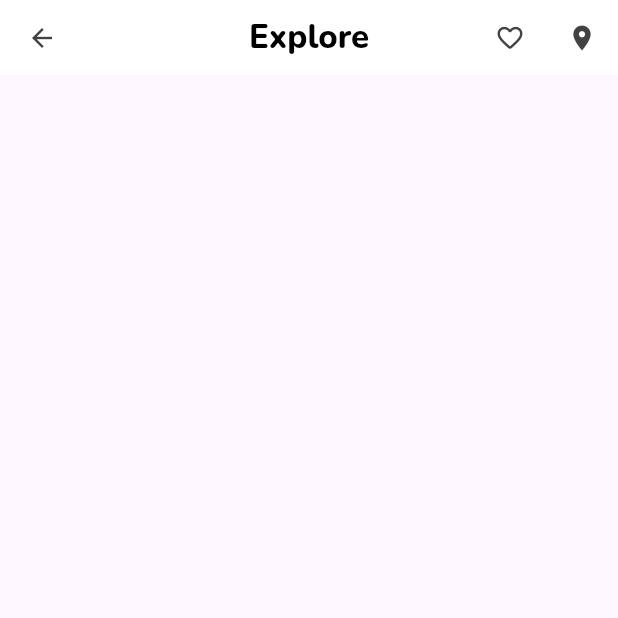
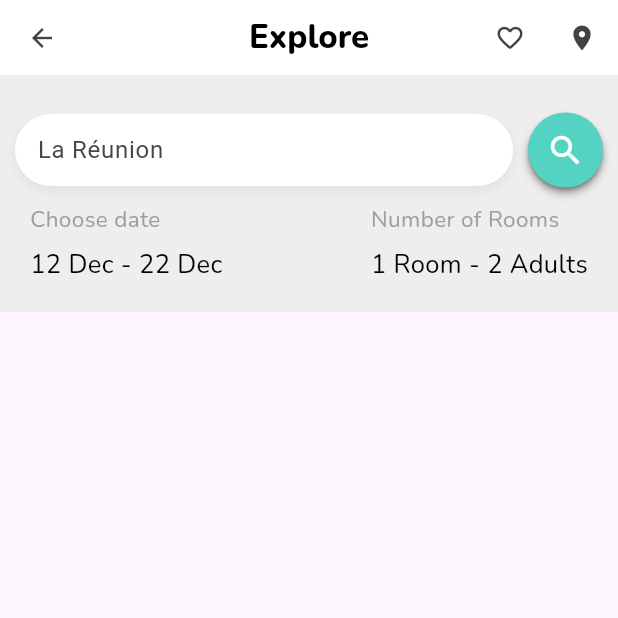
Before and after one commit to Vincent-Baret-974/Hotel-booking, a Flutter app: the screen it shows after launch, on a phone screen of 412 x 824 dp, the top half of it. Run offline on Flutter 3.47's test engine with Material 3 defaults, Android fonts, the phone set to English and light mode, and no system bars; our stand-ins replace google_fonts.

Commit message:
feat: add search section

```diff
--- a/lib/main.dart
+++ b/lib/main.dart
@@ -1,8 +1,6 @@
 import 'package:flutter/material.dart';
 
 import 'package:hotel_booking/pages/HomePage.dart';
-
-const dGreen = Color(0xFF54D3C2);
 
 void main() {
   runApp(const MyApp());
--- a/lib/pages/HomePage.dart
+++ b/lib/pages/HomePage.dart
@@ -1,15 +1,24 @@
 import 'package:flutter/material.dart';
 
+import '../widgets/HotelSection.dart';
 import '../widgets/MyAppBar.dart';
+import '../widgets/SearchSection.dart';
 
 class HomePage extends StatelessWidget {
   const HomePage({super.key});
 
   @override
   Widget build(BuildContext context) {
-    return Scaffold(
-      appBar: const MyAppBar(),
-      body: Container(),
+    return const Scaffold(
+      appBar: MyAppBar(),
+      body: SingleChildScrollView(
+        child: Column(
+          children: [
+            SearchSection(),
+            HotelSection()
+          ],
+        ),
+      ),
     );
   }
 }
--- /dev/null
+++ b/lib/widgets/HotelSection.dart
@@ -0,0 +1,12 @@
+import 'package:flutter/material.dart';
+
+class HotelSection extends StatelessWidget {
+  const HotelSection({super.key});
+
+  @override
+  Widget build(BuildContext context) {
+    return Container(
+        height: 800
+    );
+  }
+}
--- /dev/null
+++ b/lib/widgets/SearchSection.dart
@@ -0,0 +1,116 @@
+import 'package:flutter/material.dart';
+import 'package:google_fonts/google_fonts.dart';
+
+const dGreen = Color(0xFF54D3C2);
+
+class SearchSection extends StatelessWidget {
+  const SearchSection({super.key});
+
+  @override
+  Widget build(BuildContext context) {
+    return Container(
+      color: Colors.grey.shade200,
+      padding: const EdgeInsets.fromLTRB(10, 25, 10, 10),
+      child: Column(
+        children: [
+          Row(
+            children: [
+              Expanded(
+                  child: Container(
+                    padding: const EdgeInsets.only(left: 5),
+                    decoration: BoxDecoration(
+                        color: Colors.white,
+                        borderRadius: BorderRadius.circular(30),
+                        boxShadow: [
+                          BoxShadow(
+                              color: Colors.grey.shade300,
+                              blurRadius: 5,
+                              offset: const Offset(0, 3)
+                          )
+                        ]
+                    ),
+                    child: const TextField(
+                      decoration: InputDecoration(
+                          hintText: 'La Réunion',
+                          contentPadding: EdgeInsets.all(10),
+                          border: InputBorder.none
+                      ),
+                    ),
+                  )
+              ),
+              const SizedBox(width: 10),
+              Container(
+                height: 50,
+                width: 50,
+                decoration: const BoxDecoration(
+                    boxShadow: [
+                      BoxShadow(
+                          color: Colors.grey,
+                          blurRadius: 4,
+                          offset: Offset(0, 4)
+                      )
+                    ],
+                    borderRadius: BorderRadius.all(Radius.circular(25))
+                ),
+                child: ElevatedButton(
+                  onPressed: () {
+
+                  },
+                  style: ElevatedButton.styleFrom(
+                      shape: const CircleBorder(),
+                      padding: const EdgeInsets.all(10),
+                      backgroundColor: dGreen
+                  ),
+                  child: const Icon(
+                    Icons.search,
+                    color: Colors.white,
+                    size: 26,
+                  ),
+                ),
+              )
+            ],
+          ),
+          Row(
+            mainAxisAlignment: MainAxisAlignment.spaceBetween,
+            children: [
+              Container(
+                margin: const EdgeInsets.all(10),
+                child: Column(
+                  crossAxisAlignment: CrossAxisAlignment.start,
+                  children: [
+                    Text(
+                        'Choose date',
+                        style: GoogleFonts.nunito(color: Colors.grey, fontSize: 15)
+                    ),
+                    const SizedBox(height: 8),
+                    Text(
+                        '12 Dec - 22 Dec',
+                        style: GoogleFonts.nunito(color: Colors.black, fontSize: 17)
+                    )
+                  ],
+                ),
+              ),
+              Container(
+                margin: const EdgeInsets.all(10),
+                child: Column(
+                  crossAxisAlignment: CrossAxisAlignment.start,
+                  children: [
+                    Text(
+                        'Number of Rooms',
+                        style: GoogleFonts.nunito(color: Colors.grey, fontSize: 15)
+                    ),
+                    const SizedBox(height: 8),
+                    Text(
+                        '1 Room - 2 Adults',
+                        style: GoogleFonts.nunito(color: Colors.black, fontSize: 17)
+                    )
+                  ],
+                ),
+              )
+            ],
+          )
+        ],
+      ),
+    );
+  }
+}
```
